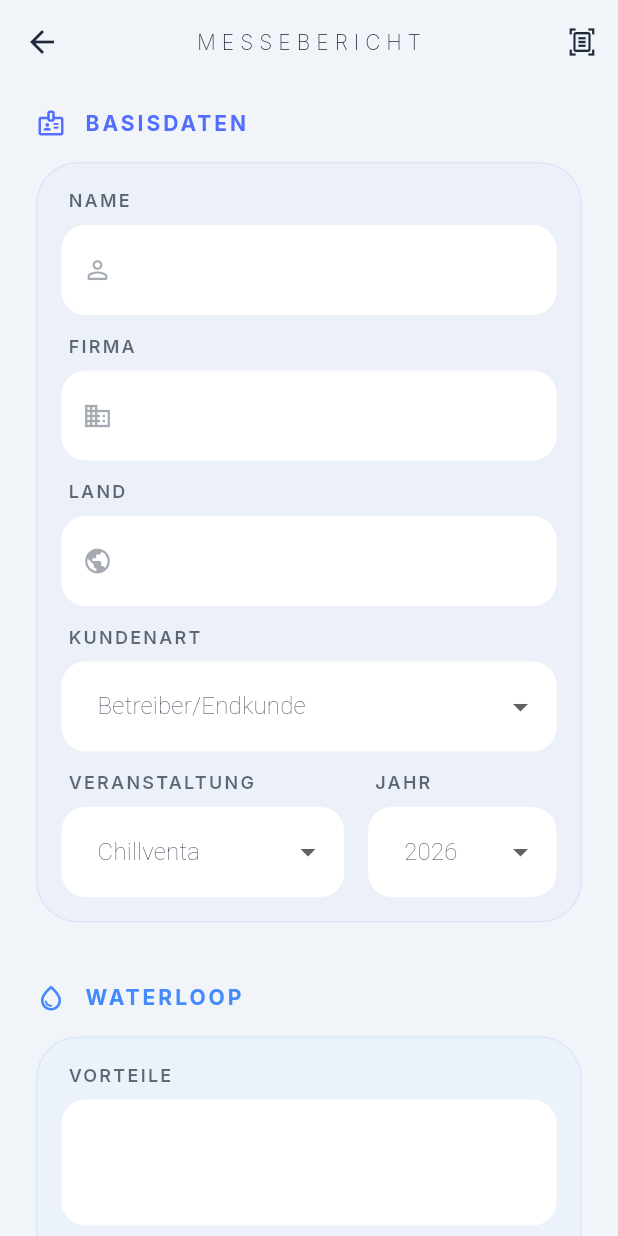
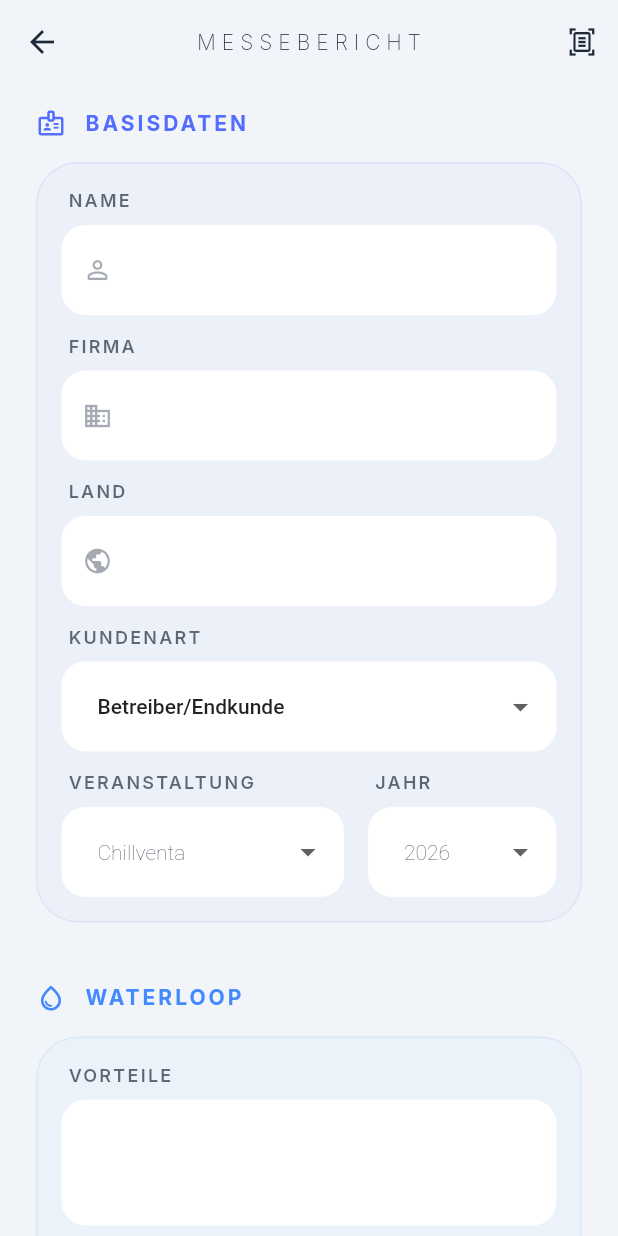
Before and after one commit to vnschilling-cmyk/cus-app-coolify, a Flutter app: the LeadFormPage screen opened directly, on a phone screen of 412 x 824 dp. Run offline on Flutter 3.47's test engine with Material 3 defaults, Android fonts, the phone set to English and light mode, and no system bars; our stand-ins replace camera, file_picker, fl_chart, flutter_riverpod, google_fonts, pocketbase and 1 more; missing offline and left inert: excel, google_mlkit_text_recognition, mobile_scanner; accounts and stored records are empty.

Commit message:
fix: ensure light dropdown background for lead form

```diff
--- a/lib/ui/pages/lead_form_page.dart
+++ b/lib/ui/pages/lead_form_page.dart
@@ -351,11 +351,18 @@ class _LeadFormPageState extends ConsumerState<LeadFormPage> {
         ),
         DropdownButtonFormField<T>(
           isExpanded: true,
-          initialValue: value,
+          value:
+              value, // Use value instead of initialValue for better state control
           items: items,
           onChanged: onChanged,
           decoration: const InputDecoration(),
-          dropdownColor: const Color(0xFF1E293B),
+          dropdownColor: Theme.of(context).brightness == Brightness.dark
+              ? const Color(0xFF1E293B)
+              : Colors.white,
+          style: TextStyle(
+            color: Theme.of(context).colorScheme.onSurface,
+            fontWeight: FontWeight.w400,
+          ),
         ),
       ],
     );
@@ -369,12 +376,17 @@ class _LeadFormPageState extends ConsumerState<LeadFormPage> {
   }) {
     return _buildGenericDropdown<String>(
       label: label,
-      value: initialValue,
+      value: initialValue.isEmpty ? null : initialValue, // Handle empty init
       items: items
           .map((e) => DropdownMenuItem(
                 value: e,
                 child: Text(e,
-                    style: const TextStyle(fontWeight: FontWeight.w200)),
+                    style: TextStyle(
+                      fontWeight: FontWeight.w500, // Bolder
+                      color: Theme.of(context).brightness == Brightness.dark
+                          ? Colors.white
+                          : Colors.black87,
+                    )),
               ))
           .toList(),
       onChanged: onChanged,
```
